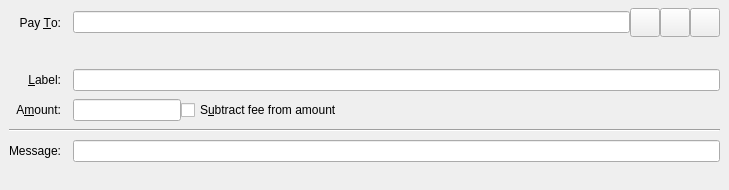
This is src/qt/forms/sendcoinsentry.ui in firoorg/firo as Qt 5 draws it before an edit. The edited form follows.
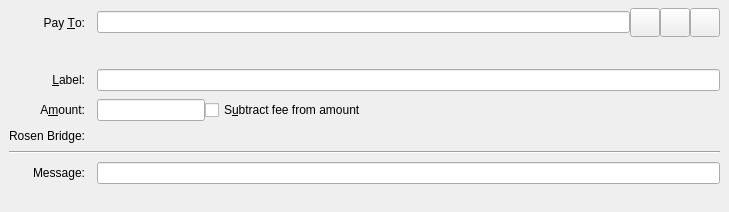
This is the edited form. Icons and pictures are not drawn. Custom widgets are drawn as their Qt base class.

Commit message: qt: add Rosen Bridge payment URI support

```diff
--- a/src/qt/forms/sendcoinsentry.ui
+++ b/src/qt/forms/sendcoinsentry.ui
@@ -221,6 +221,29 @@
       </item>
      </layout>
     </item>
+    <item row="4" column="0">
+     <widget class="QLabel" name="rosenBridgeLabel">
+      <property name="text">
+       <string>Rosen Bridge:</string>
+      </property>
+      <property name="alignment">
+       <set>Qt::AlignRight|Qt::AlignTop|Qt::AlignTrailing</set>
+      </property>
+     </widget>
+    </item>
+    <item row="4" column="1">
+     <widget class="QLabel" name="rosenBridgeDetails">
+      <property name="text">
+       <string/>
+      </property>
+      <property name="wordWrap">
+       <bool>true</bool>
+      </property>
+      <property name="textInteractionFlags">
+       <set>Qt::TextSelectableByMouse</set>
+      </property>
+     </widget>
+    </item>
     <item row="6" column="0">
      <widget class="QLabel" name="messageLabel">
       <property name="text">
```
The commit also changes 15 other files.
